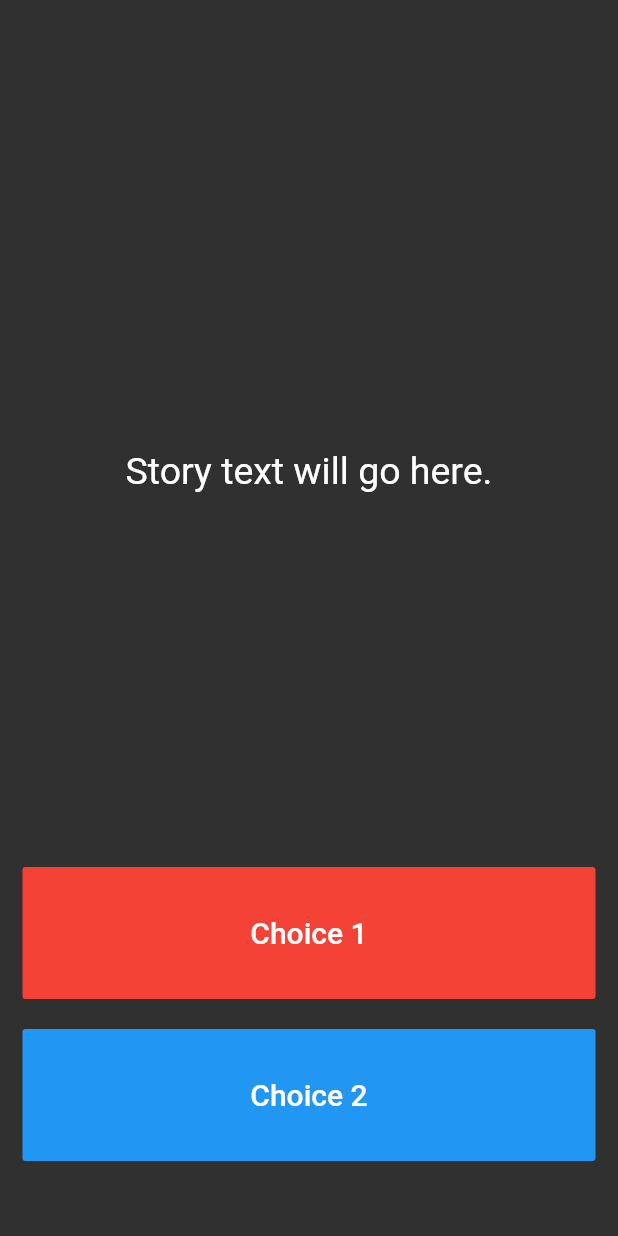
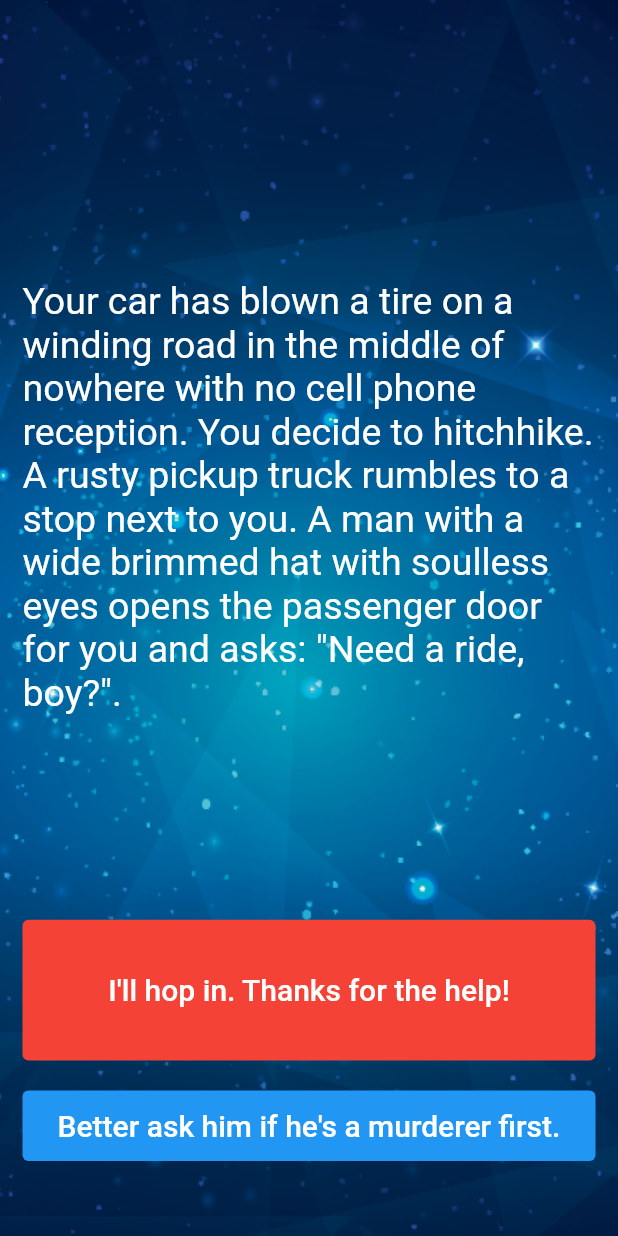
Before and after one commit to Dinokojt7/destini, a Flutter app: the screen it shows after launch, on a phone screen of 412 x 824 dp. Run offline on Flutter 3.47's test engine with Material 2 defaults, Android fonts, the phone set to English and light mode, and no system bars.

Commit message:
Final project completed with padding to be done for the bottom button yet

```diff
--- a/lib/main.dart
+++ b/lib/main.dart
@@ -1,19 +1,19 @@
 import 'package:flutter/material.dart';
-
-//TODO: Step 15 - Run the app and see if you can see the screen update with the first story. Delete this TODO if it looks as you expected.
+import 'story_brain.dart';
 
 void main() => runApp(Destini());
 
 class Destini extends StatelessWidget {
   Widget build(BuildContext context) {
     return MaterialApp(
+      debugShowCheckedModeBanner: false,
       theme: ThemeData.dark(),
       home: StoryPage(),
     );
   }
 }
 
-//TODO: Step 9 - Create a new storyBrain object from the StoryBrain class.
+StoryBrain storyBrain = StoryBrain();
 
 class StoryPage extends StatefulWidget {
   _StoryPageState createState() => _StoryPageState();
@@ -24,7 +24,12 @@ class _StoryPageState extends State<StoryPage> {
   Widget build(BuildContext context) {
     return Scaffold(
       body: Container(
-        //TODO: Step 1 - Add background.png to this Container as a background image.
+        decoration: BoxDecoration(
+          image: DecorationImage(
+            image: AssetImage('images/background.png'),
+            fit: BoxFit.cover,
+          ),
+        ),
         padding: EdgeInsets.symmetric(vertical: 50.0, horizontal: 15.0),
         constraints: BoxConstraints.expand(),
         child: SafeArea(
@@ -35,8 +40,7 @@ class _StoryPageState extends State<StoryPage> {
                 flex: 12,
                 child: Center(
                   child: Text(
-                    //TODO: Step 10 - use the storyBrain to get the first story title and display it in this Text Widget.
-                    'Story text will go here.',
+                    storyBrain.getStory(),
                     style: TextStyle(
                       fontSize: 25.0,
                     ),
@@ -45,17 +49,20 @@ class _StoryPageState extends State<StoryPage> {
               ),
               Expanded(
                 flex: 2,
-                child: FlatButton(
+                child: TextButton(
                   onPressed: () {
-                    //Choice 1 made by user.
-                    //TODO: Step 18 - Call the nextStory() method from storyBrain and pass the number 1 as the choice made by the user.
+                    setState(() {
+                      storyBrain.nextStory(1);
+                    });
                   },
-                  color: Colors.red,
+                  style: ButtonStyle(
+                      backgroundColor:
+                          MaterialStateProperty.all<Color>(Colors.red)),
                   child: Text(
-                    //TODO: Step 13 - Use the storyBrain to get the text for choice 1.
-                    'Choice 1',
+                    storyBrain.getChoice1(),
                     style: TextStyle(
                       fontSize: 20.0,
+                      color: Colors.white,
                     ),
                   ),
                 ),
@@ -64,20 +71,25 @@ class _StoryPageState extends State<StoryPage> {
                 height: 20.0,
               ),
               Expanded(
-                flex: 2,
-                //TODO: Step 26 - Use a Flutter Visibility Widget to wrap this FlatButton.
-                //TODO: Step 28 - Set the "visible" property of the Visibility Widget to equal the output from the buttonShouldBeVisible() method in the storyBrain.
-                child: FlatButton(
-                  onPressed: () {
-                    //Choice 2 made by user.
-                    //TODO: Step 19 - Call the nextStory() method from storyBrain and pass the number 2 as the choice made by the user.
-                  },
-                  color: Colors.blue,
-                  child: Text(
-                    //TODO: Step 14 - Use the storyBrain to get the text for choice 2.
-                    'Choice 2',
-                    style: TextStyle(
-                      fontSize: 20.0,
+                child: Visibility(
+                  visible: storyBrain.buttonShouldBeVisible(),
+                  child: TextButton(
+                    onPressed: () {
+                      setState(() {
+                        storyBrain.nextStory(2);
+                      });
+                    },
+                    style: ButtonStyle(
+                        // padding: MaterialStateProperty.all<EdgeInsets>(
+                        //     EdgeInsets.symmetric(vertical: 0)),
+                        backgroundColor:
+                            MaterialStateProperty.all<Color>(Colors.blue)),
+                    child: Text(
+                      storyBrain.getChoice2(),
+                      style: TextStyle(
+                        fontSize: 20.0,
+                        color: Colors.white,
+                      ),
                     ),
                   ),
                 ),
@@ -89,7 +101,3 @@ class _StoryPageState extends State<StoryPage> {
     );
   }
 }
-
-//TODO: Step 24 - Run the app and try to figure out what code you need to add to this file to make the story change when you press on the choice buttons.
-
-//TODO: Step 29 - Run the app and test it against the Story Outline to make sure you've completed all the steps. The code for the completed app can be found here: https://github.com/londonappbrewery/destini-challenge-completed/
--- a/pubspec.yaml
+++ b/pubspec.yaml
@@ -5,13 +5,13 @@ description: A new Flutter application.
 version: 1.0.0+1
 
 environment:
-  sdk: ">=2.1.0 <3.0.0"
+  sdk: '>=2.12.0 <3.0.0'
 
 dependencies:
   flutter:
     sdk: flutter
 
-  cupertino_icons: ^0.1.2
+  cupertino_icons: ^1.0.4
 
 dev_dependencies:
   flutter_test:
```
Also changed, not shown: lib/story.dart (+7 -4 lines), lib/story_brain.dart (+71 -51 lines), 1 other file.
